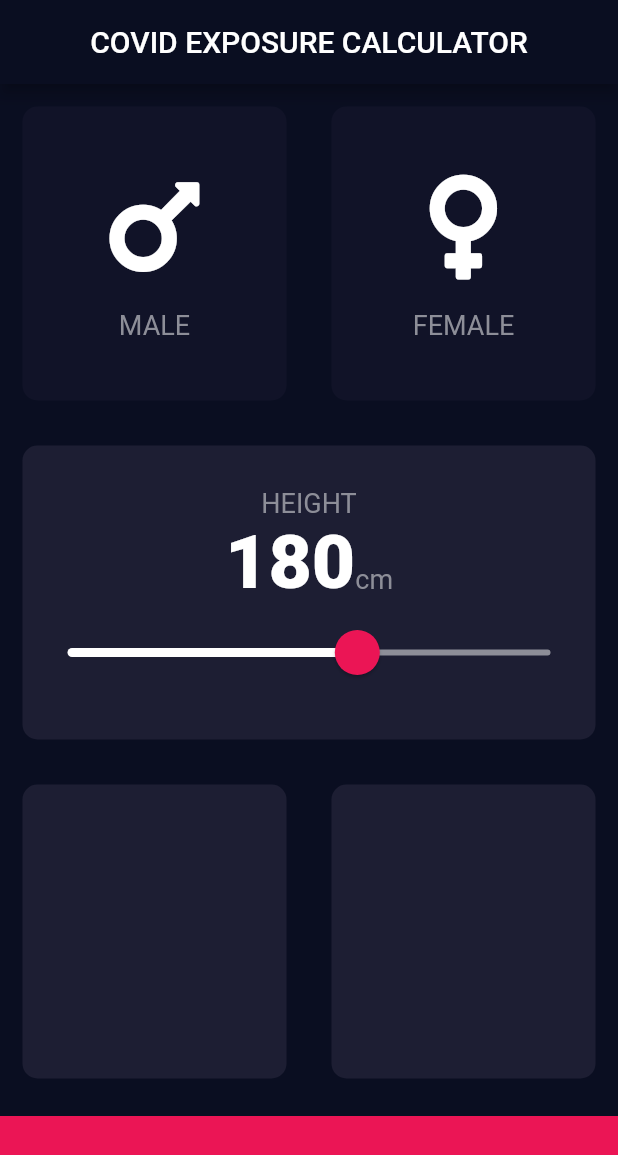
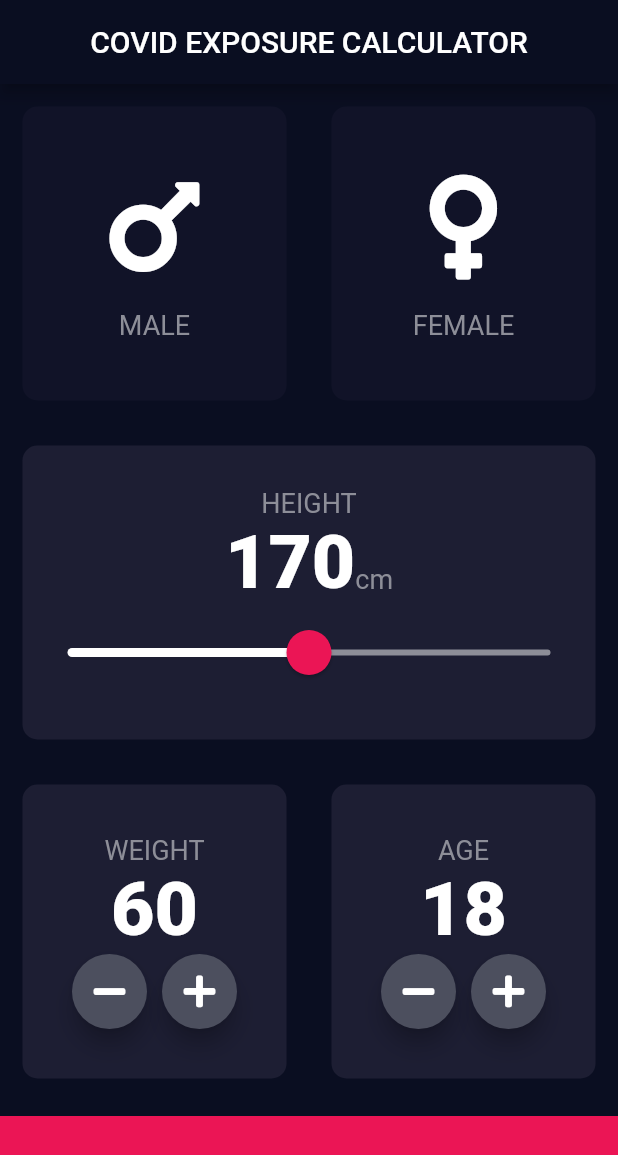
Before and after one commit to abhi-kv29/COVID-RISK-FACTOR-CALCULATOR, a Flutter app: the screen it shows after launch, on a phone screen of 412 x 824 dp. Shown: the top 1155 px of the screen. Run offline on Flutter 3.47's test engine with Material 2 defaults, Android fonts, the phone set to English and light mode, and no system bars; our stand-ins replace font_awesome_flutter.

Commit message:
refactored code

```diff
--- a/lib/input_page.dart
+++ b/lib/input_page.dart
@@ -19,7 +19,9 @@ class _InputPageState extends State<InputPage> {
   Color femaleCardColour = kInactiveCardColour;
 
   Gender selectedGender;
-  int height = 180;
+  int height = 170;
+  int weight = 60;
+  int age = 18;
 
   @override
   Widget build(BuildContext context) {
@@ -126,11 +128,85 @@ class _InputPageState extends State<InputPage> {
                   Expanded(
                     child: ReusableCard(
                       colour: kActiveCardColour,
+                      cardChild: Column(
+                        mainAxisAlignment: MainAxisAlignment.center,
+                        children: <Widget>[
+                          Text(
+                            'WEIGHT',
+                            style: kLabelTextStyle,
+                          ),
+                          Text(
+                            weight.toString(),
+                            style: kNumberTextStyle,
+                          ),
+                          Row(
+                            mainAxisAlignment: MainAxisAlignment.center,
+                            children: <Widget>[
+                              RoundIconButton(
+                                icon: FontAwesomeIcons.minus,
+                                onPressed: () {
+                                  setState(() {
+                                    weight--;
+                                  });
+                                },
+                              ),
+                              SizedBox(
+                                width: 10,
+                              ),
+                              RoundIconButton(
+                                icon: FontAwesomeIcons.plus,
+                                onPressed: () {
+                                  setState(() {
+                                    weight++;
+                                  });
+                                },
+                              ),
+                            ],
+                          ),
+                        ],
+                      ),
                     ),
                   ),
                   Expanded(
                     child: ReusableCard(
                       colour: kActiveCardColour,
+                      cardChild: Column(
+                        mainAxisAlignment: MainAxisAlignment.center,
+                        children: <Widget>[
+                          Text(
+                            'AGE',
+                            style: kLabelTextStyle,
+                          ),
+                          Text(
+                            age.toString(),
+                            style: kNumberTextStyle,
+                          ),
+                          Row(
+                            mainAxisAlignment: MainAxisAlignment.center,
+                            children: <Widget>[
+                              RoundIconButton(
+                                icon: FontAwesomeIcons.minus,
+                                onPressed: () {
+                                  setState(() {
+                                    age--;
+                                  });
+                                },
+                              ),
+                              SizedBox(
+                                width: 10,
+                              ),
+                              RoundIconButton(
+                                icon: FontAwesomeIcons.plus,
+                                onPressed: () {
+                                  setState(() {
+                                    age++;
+                                  });
+                                },
+                              ),
+                            ],
+                          ),
+                        ],
+                      ),
                     ),
                   ),
                 ],
@@ -146,3 +222,25 @@ class _InputPageState extends State<InputPage> {
         ));
   }
 }
+
+class RoundIconButton extends StatelessWidget {
+  RoundIconButton({@required this.icon, this.onPressed});
+
+  final IconData icon;
+  final Function onPressed;
+
+  @override
+  Widget build(BuildContext context) {
+    return RawMaterialButton(
+      child: Icon(icon),
+      onPressed: onPressed,
+      elevation: 6.0,
+      constraints: BoxConstraints.tightFor(
+        width: 50.0,
+        height: 50.0,
+      ),
+      shape: CircleBorder(),
+      fillColor: Color(0xFF4C4F5E),
+    );
+  }
+}
```
